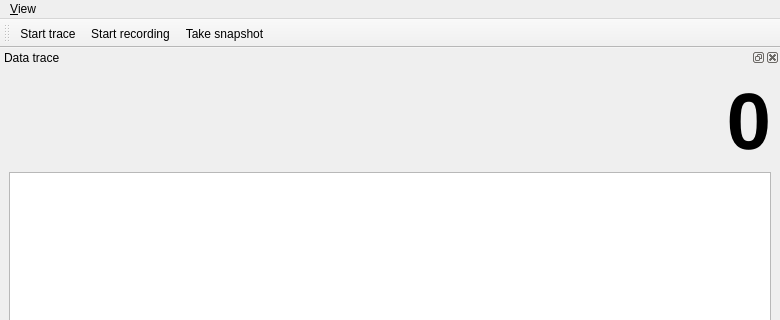
Ulm-IQO/qudi, file gui/ui_time_series_gui.ui: the form before one commit; both pictures show x 0 to 780 and y 0 to 320 of the 780 by 600 pixel window.
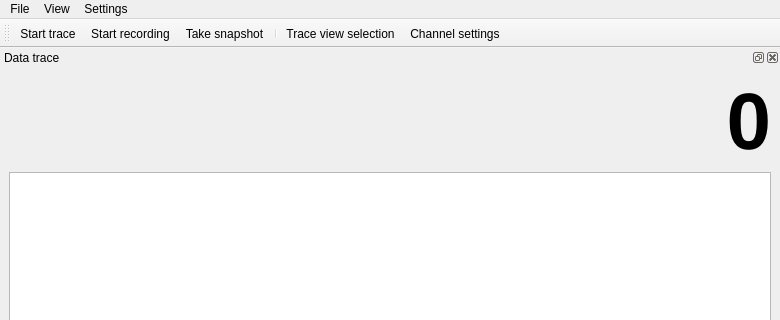
The form after the commit. Icons and pictures are not drawn. Custom widgets are drawn as their Qt base class.

What changed in the file:
```diff
--- a/gui/ui_time_series_gui.ui
+++ b/gui/ui_time_series_gui.ui
@@ -25,16 +25,33 @@
    </property>
    <widget class="QMenu" name="menuView">
     <property name="title">
-     <string>&amp;View</string>
+     <string>View</string>
     </property>
     <addaction name="trace_view_Action"/>
     <addaction name="trace_settings_view_Action"/>
     <addaction name="trace_toolbar_view_Action"/>
     <addaction name="separator"/>
     <addaction name="restore_default_view_Action"/>
+   </widget>
+   <widget class="QMenu" name="menuFile">
+    <property name="title">
+     <string>File</string>
+    </property>
+    <addaction name="start_trace_Action"/>
+    <addaction name="record_trace_Action"/>
+    <addaction name="trace_snapshot_Action"/>
+    <addaction name="separator"/>
     <addaction name="actionClose"/>
    </widget>
+   <widget class="QMenu" name="menuSettings">
+    <property name="title">
+     <string>Settings</string>
+    </property>
+    <addaction name="channel_settings_Action"/>
+   </widget>
+   <addaction name="menuFile"/>
    <addaction name="menuView"/>
+   <addaction name="menuSettings"/>
   </widget>
   <widget class="QDockWidget" name="data_trace_DockWidget">
    <property name="sizePolicy">
@@ -280,6 +297,9 @@
    <addaction name="start_trace_Action"/>
    <addaction name="record_trace_Action"/>
    <addaction name="trace_snapshot_Action"/>
+   <addaction name="separator"/>
+   <addaction name="trace_view_selection_Action"/>
+   <addaction name="channel_settings_Action"/>
   </widget>
   <action name="start_trace_Action">
    <property name="checkable">
@@ -375,6 +395,30 @@
     <string>Take a snapshot of the currently shown data trace and save it to file.</string>
    </property>
   </action>
+  <action name="trace_view_selection_Action">
+   <property name="icon">
+    <iconset>
+     <normaloff>../artwork/icons/oxygen/22x22/configure.png</normaloff>../artwork/icons/oxygen/22x22/configure.png</iconset>
+   </property>
+   <property name="text">
+    <string>Trace view selection</string>
+   </property>
+   <property name="toolTip">
+    <string>Opens the trace view selection dialog to configure the data traces to show.</string>
+   </property>
+  </action>
+  <action name="channel_settings_Action">
+   <property name="icon">
+    <iconset>
+     <normaloff>../artwork/icons/oxygen/22x22/configure.png</normaloff>../artwork/icons/oxygen/22x22/configure.png</iconset>
+   </property>
+   <property name="text">
+    <string>Channel settings</string>
+   </property>
+   <property name="toolTip">
+    <string>Opens the channel settings dialog to configure the active data channels.</string>
+   </property>
+  </action>
  </widget>
  <customwidgets>
   <customwidget>
```
Left out of the diff: 2 changed lines with no effect on the pictures.
